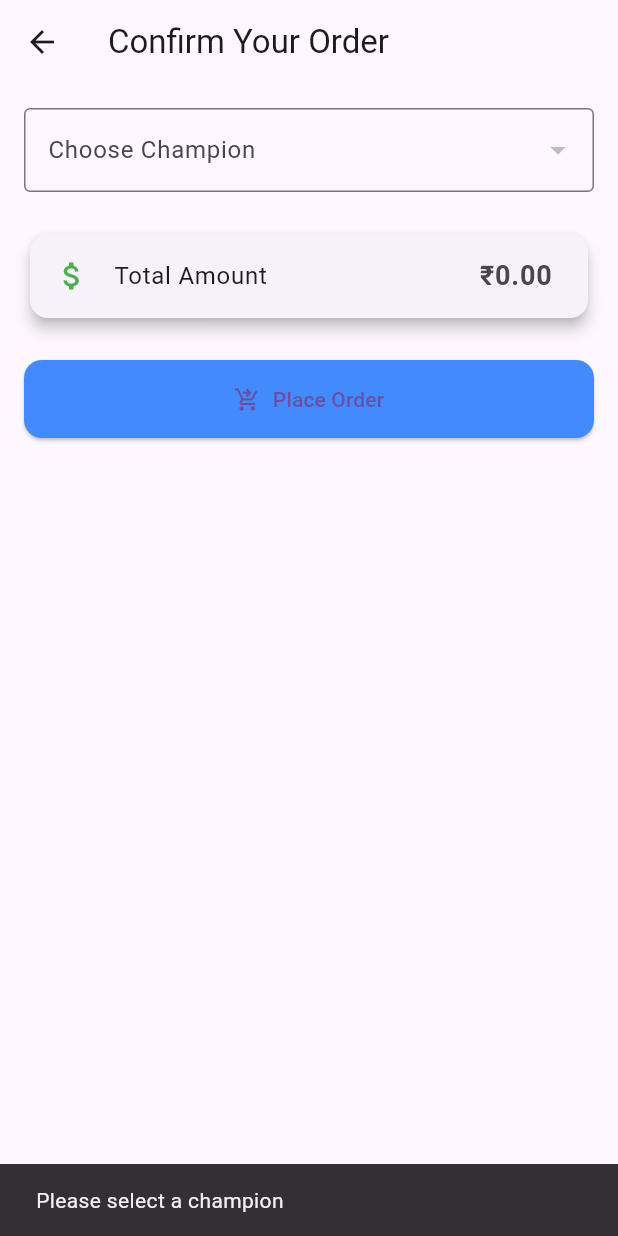
After one commit to ritujam04/Walmart-Sparkathon, a Flutter app: the OrderDetailsScreen screen opened by its route, after a tap on "Place Order", on a phone screen of 412 x 824 dp. The commit adds this screen. Run offline on Flutter 3.47's test engine with Material 3 defaults, Android fonts, the light colour scheme and no system bars; our stand-ins replace shimmer; network calls fail.

Commit message:
place order commit

```diff
--- a/lib/main.dart
+++ b/lib/main.dart
@@ -1,3 +1,5 @@
+import 'package:demoapp/screens/order_confirmation_screen.dart';
+import 'package:demoapp/screens/order_details_screen.dart';
 import 'package:flutter/material.dart';
 import 'package:provider/provider.dart';
 import 'screens/auth/login_page.dart';
@@ -28,6 +30,8 @@ class MyApp extends StatelessWidget {
         '/login': (context) => const LoginPage(),
         '/signup': (context) => const SignupPage(),
         '/main': (context) => const MainScreen(),
+        '/order-details': (context) => const OrderDetailsScreen(),
+        '/order-confirmation': (context) => const OrderConfirmationScreen(),
       },
     );
   }
--- /dev/null
+++ b/lib/models/champion.dart
@@ -0,0 +1,10 @@
+class Champion {
+  final int id;
+  final String name;
+
+  Champion({required this.id, required this.name});
+
+  factory Champion.fromJson(Map<String, dynamic> json) {
+    return Champion(id: json['id'], name: json['name']);
+  }
+}
--- a/lib/screens/cart_screen.dart
+++ b/lib/screens/cart_screen.dart
@@ -46,6 +46,25 @@ class CartScreen extends StatelessWidget {
                     ),
                   ),
                 ),
+                const SizedBox(height: 12),
+                ElevatedButton.icon(
+                  style: ElevatedButton.styleFrom(
+                    backgroundColor: Colors.green,
+                    shape: RoundedRectangleBorder(
+                      borderRadius: BorderRadius.circular(12),
+                    ),
+                    padding: const EdgeInsets.symmetric(
+                      horizontal: 24,
+                      vertical: 14,
+                    ),
+                    textStyle: const TextStyle(fontSize: 16),
+                  ),
+                  icon: const Icon(Icons.shopping_bag),
+                  label: const Text("Place Order"),
+                  onPressed: () {
+                    Navigator.pushNamed(context, '/order-details');
+                  },
+                ),
               ],
             ),
     );
--- /dev/null
+++ b/lib/screens/order_confirmation_screen.dart
@@ -0,0 +1,34 @@
+import 'package:flutter/material.dart';
+
+class OrderConfirmationScreen extends StatelessWidget {
+  const OrderConfirmationScreen({super.key});
+
+  @override
+  Widget build(BuildContext context) {
+    return Scaffold(
+      appBar: AppBar(title: const Text("Order Confirmed")),
+      body: Center(
+        child: Column(
+          mainAxisAlignment: MainAxisAlignment.center,
+          children: [
+            const Icon(Icons.check_circle, size: 80, color: Colors.green),
+            const SizedBox(height: 24),
+            const Text(
+              "Your order has been placed!",
+              style: TextStyle(fontSize: 20, fontWeight: FontWeight.bold),
+            ),
+            const SizedBox(height: 12),
+            const Text("Please collect your order from the assigned champion."),
+            const SizedBox(height: 32),
+            ElevatedButton(
+              onPressed: () {
+                Navigator.popUntil(context, (route) => route.isFirst);
+              },
+              child: const Text("Back to Home"),
+            ),
+          ],
+        ),
+      ),
+    );
+  }
+}
--- /dev/null
+++ b/lib/screens/order_details_screen.dart
@@ -0,0 +1,165 @@
+import 'package:flutter/material.dart';
+import 'package:provider/provider.dart';
+import '../providers/cart_provider.dart';
+import '../models/champion.dart';
+import 'package:http/http.dart' as http;
+import 'dart:convert';
+
+class OrderDetailsScreen extends StatefulWidget {
+  const OrderDetailsScreen({super.key});
+
+  @override
+  State<OrderDetailsScreen> createState() => _OrderDetailsScreenState();
+}
+
+class _OrderDetailsScreenState extends State<OrderDetailsScreen> {
+  List<Champion> champions = [];
+  Champion? selectedChampion;
+  bool isPlacingOrder = false;
+
+  @override
+  void initState() {
+    super.initState();
+    fetchChampions();
+  }
+
+  Future<void> fetchChampions() async {
+    final response = await http.get(
+      Uri.parse('http://192.168.1.3:8000/champions'),
+    );
+    if (response.statusCode == 200) {
+      final data = json.decode(response.body);
+      setState(() {
+        champions = (data as List)
+            .map((json) => Champion.fromJson(json))
+            .toList();
+      });
+    }
+  }
+
+  Future<void> placeOrder() async {
+    final cart = Provider.of<CartProvider>(context, listen: false);
+
+    if (selectedChampion == null) {
+      ScaffoldMessenger.of(
+        context,
+      ).showSnackBar(const SnackBar(content: Text("Please select a champion")));
+      return;
+    }
+
+    setState(() => isPlacingOrder = true);
+
+    final orderPayload = {
+      'user_id': 1, // Replace with actual user ID
+      'champion_id': selectedChampion!.id,
+      'total_amount': cart.totalPrice,
+      'order_items': cart.items
+          .map(
+            (item) => {
+              'product_id': item.id,
+              'name': item.name,
+              'quantity': item.quantity,
+              'unit_price': item.price,
+              'subtotal': item.quantity * item.price,
+            },
+          )
+          .toList(),
+    };
+
+    final response = await http.post(
+      Uri.parse('http://192.168.1.3:8000/place-order'),
+      headers: {'Content-Type': 'application/json'},
+      body: json.encode(orderPayload),
+    );
+
+    setState(() => isPlacingOrder = false);
+
+    if (response.statusCode == 200) {
+      cart.clearCart();
+      Navigator.pushReplacementNamed(context, '/order-confirmation');
+    } else {
+      ScaffoldMessenger.of(
+        context,
+      ).showSnackBar(const SnackBar(content: Text('Order placement failed')));
+    }
+  }
+
+  @override
+  Widget build(BuildContext context) {
+    final cart = Provider.of<CartProvider>(context);
+
+    return Scaffold(
+      appBar: AppBar(title: const Text('Confirm Your Order')),
+      body: Padding(
+        padding: const EdgeInsets.all(16.0),
+        child: Column(
+          children: [
+            DropdownButtonFormField<Champion>(
+              decoration: const InputDecoration(
+                labelText: 'Choose Champion',
+                border: OutlineInputBorder(),
+              ),
+              value: selectedChampion,
+              items: champions
+                  .map(
+                    (champ) =>
+                        DropdownMenuItem(value: champ, child: Text(champ.name)),
+                  )
+                  .toList(),
+              onChanged: (value) => setState(() => selectedChampion = value),
+            ),
+            const SizedBox(height: 24),
+
+            // Total Info Card
+            Card(
+              elevation: 4,
+              shape: RoundedRectangleBorder(
+                borderRadius: BorderRadius.circular(12),
+              ),
+              child: ListTile(
+                leading: const Icon(Icons.attach_money, color: Colors.green),
+                title: const Text('Total Amount'),
+                trailing: Text(
+                  '₹${cart.totalPrice.toStringAsFixed(2)}',
+                  style: const TextStyle(
+                    fontWeight: FontWeight.bold,
+                    fontSize: 18,
+                  ),
+                ),
+              ),
+            ),
+            const SizedBox(height: 24),
+
+            // Place Order Button
+            SizedBox(
+              width: double.infinity,
+              child: ElevatedButton.icon(
+                icon: isPlacingOrder
+                    ? const SizedBox(
+                        width: 18,
+                        height: 18,
+                        child: CircularProgressIndicator(
+                          strokeWidth: 2,
+                          color: Colors.white,
+                        ),
+                      )
+                    : const Icon(Icons.shopping_cart_checkout),
+                label: Text(
+                  isPlacingOrder ? 'Placing Order...' : 'Place Order',
+                ),
+                style: ElevatedButton.styleFrom(
+                  padding: const EdgeInsets.symmetric(vertical: 16),
+                  backgroundColor: Colors.blueAccent,
+                  shape: RoundedRectangleBorder(
+                    borderRadius: BorderRadius.circular(12),
+                  ),
+                ),
+                onPressed: isPlacingOrder ? null : placeOrder,
+              ),
+            ),
+          ],
+        ),
+      ),
+    );
+  }
+}
```
